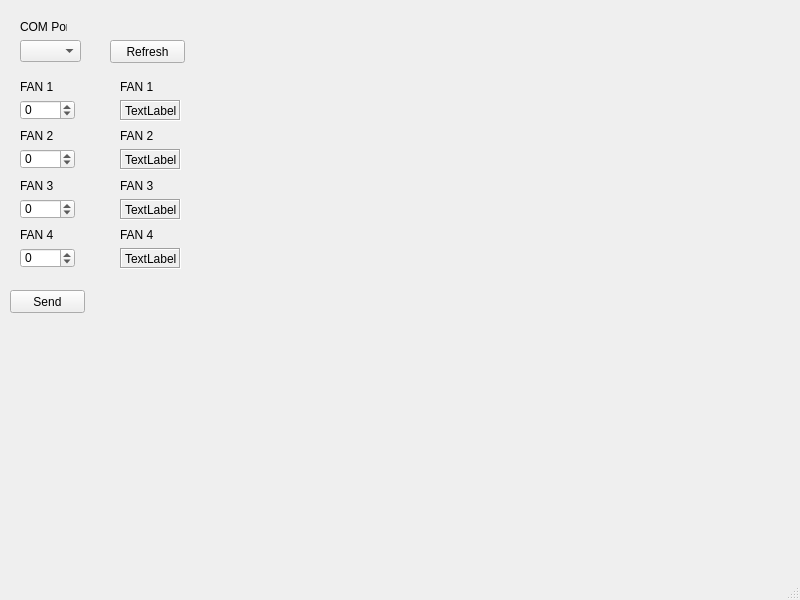
Before: the Qt Designer form MCUInterface/mainwindow.ui in LimaBR/MCUInterface, drawn with Qt 5.
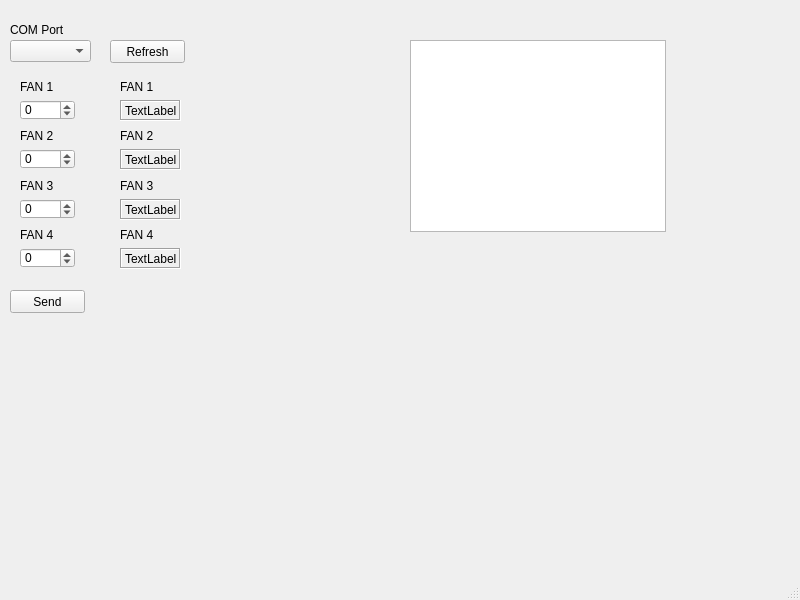
After: the same form once the commit is applied.

Commit message: UI adjustments, .gitignore and slots

Diff of the .ui file:
```diff
--- a/MCUInterface/mainwindow.ui
+++ b/MCUInterface/mainwindow.ui
@@ -342,9 +342,9 @@
    <widget class="QComboBox" name="comboBox">
     <property name="geometry">
      <rect>
-      <x>20</x>
+      <x>10</x>
       <y>40</y>
-      <width>61</width>
+      <width>81</width>
       <height>22</height>
      </rect>
     </property>
@@ -352,10 +352,10 @@
    <widget class="QLabel" name="label_13">
     <property name="geometry">
      <rect>
-      <x>20</x>
+      <x>10</x>
       <y>20</y>
-      <width>47</width>
-      <height>13</height>
+      <width>71</width>
+      <height>20</height>
      </rect>
     </property>
     <property name="text">
@@ -375,6 +375,16 @@
      <string>Refresh</string>
     </property>
    </widget>
+   <widget class="QGraphicsView" name="graphicsView">
+    <property name="geometry">
+     <rect>
+      <x>410</x>
+      <y>40</y>
+      <width>256</width>
+      <height>192</height>
+     </rect>
+    </property>
+   </widget>
   </widget>
   <widget class="QMenuBar" name="menubar">
    <property name="geometry">
```
Left out of the diff: 22 changed lines with no effect on the pictures. The commit also changes 4 other files.
